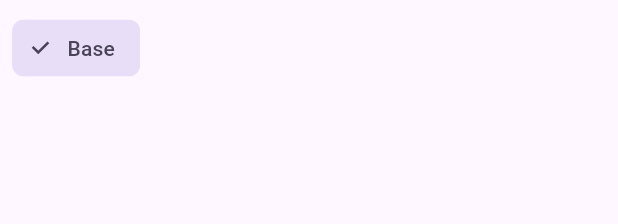
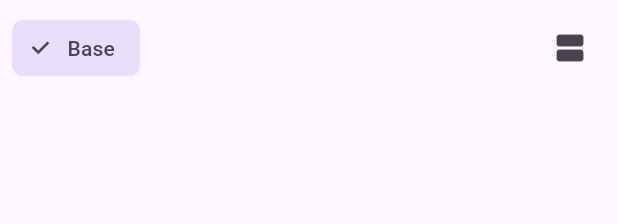
Before and after one commit to Akenaide/mado, a Flutter app: the WsCardListView widget shown alone on an empty page, opened directly with empty values, on a phone screen of 412 x 824 dp. Shown: the top 224 px of the screen. Run offline on Flutter 3.47's test engine with Material 3 defaults, Android fonts, the phone set to English and light mode, and no system bars; our stand-ins replace graphql_flutter, infinite_scroll_pagination; network calls fail.

Commit message:
add new to read cards

```diff
--- a/front/mado_flutter/lib/src/app.dart
+++ b/front/mado_flutter/lib/src/app.dart
@@ -82,7 +82,8 @@ class MyApp extends StatelessWidget {
                     }
                     if (name?.startsWith('/set/') ?? false) {
                       final setCode = name!.substring('/set/'.length);
-                      final args = routeSettings.arguments as Map<String, String>?;
+                      final args =
+                          routeSettings.arguments as Map<String, String>?;
                       final title = args?['title'] ?? setCode;
                       return Scaffold(
                         appBar: AppBar(title: Text(title)),
--- a/front/mado_flutter/lib/src/ws_set/ws_card_list_view.dart
+++ b/front/mado_flutter/lib/src/ws_set/ws_card_list_view.dart
@@ -20,6 +20,7 @@ class WsCardListView extends StatefulWidget {
 class _WsCardListViewState extends State<WsCardListView> {
   final _pagingController = PagingController<int, WsCard>(firstPageKey: 1);
   bool _baseOnly = true;
+  bool _readMode = false;
 
   @override
   void initState() {
@@ -107,20 +108,37 @@ class _WsCardListViewState extends State<WsCardListView> {
       children: [
         Padding(
           padding: const EdgeInsets.fromLTRB(8, 8, 8, 0),
-          child: Align(
-            alignment: Alignment.centerLeft,
-            child: FilterChip(
+          child: Row(
+            children: [
+              FilterChip(
                 label: const Text('Base'),
                 selected: _baseOnly,
                 onSelected: (_) => _toggleBaseOnly(),
               ),
+              const Spacer(),
+              IconButton(
+                icon: Icon(_readMode ? Icons.grid_on : Icons.view_agenda),
+                tooltip: _readMode ? 'Explore' : 'Read',
+                onPressed: () => setState(() => _readMode = !_readMode),
+              ),
+            ],
           ),
         ),
         Expanded(
-          child: PagedGridView<int, WsCard>(
+          child: LayoutBuilder(
+            builder: (context, constraints) {
+              final readColumns = constraints.maxWidth < 600 ? 2 : 3;
+              return PagedGridView<int, WsCard>(
                 pagingController: _pagingController,
                 padding: const EdgeInsets.all(8),
-            gridDelegate: const SliverGridDelegateWithMaxCrossAxisExtent(
+                gridDelegate: _readMode
+                    ? SliverGridDelegateWithFixedCrossAxisCount(
+                        crossAxisCount: readColumns,
+                        crossAxisSpacing: 6,
+                        mainAxisSpacing: 6,
+                        childAspectRatio: 0.7,
+                      )
+                    : const SliverGridDelegateWithMaxCrossAxisExtent(
                         maxCrossAxisExtent: 150,
                         crossAxisSpacing: 6,
                         mainAxisSpacing: 6,
@@ -129,7 +147,8 @@ class _WsCardListViewState extends State<WsCardListView> {
                 builderDelegate: PagedChildBuilderDelegate(
                   itemBuilder: (context, card, index) => RepaintBoundary(
                     child: GestureDetector(
-                  onTap: () => _showCardZoom(context, card),
+                      onTap:
+                          _readMode ? null : () => _showCardZoom(context, card),
                       child: _CardTile(card: card),
                     ),
                   ),
@@ -139,6 +158,8 @@ class _WsCardListViewState extends State<WsCardListView> {
                   noItemsFoundIndicatorBuilder: (context) =>
                       const Center(child: Text('No cards found')),
                 ),
+              );
+            },
           ),
         ),
       ],
```
Also changed, not shown: 1 other file. Lines whose indentation alone changed are shown as unchanged.
